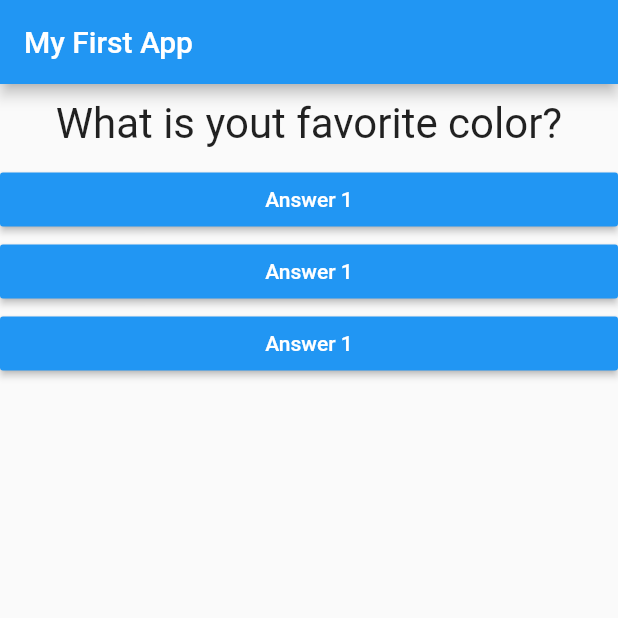
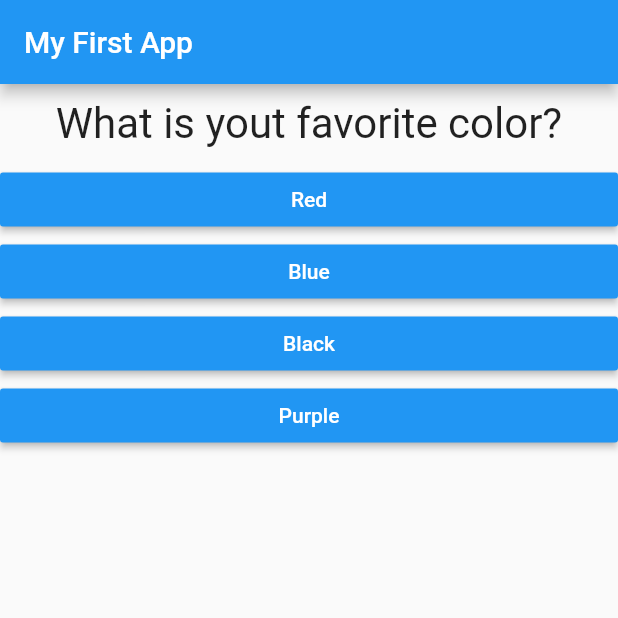
Before and after one commit to inhobaek-wj/flutter_quiz_app, a Flutter app: the screen it shows after launch, on a phone screen of 412 x 824 dp, the top half of it. Run offline on Flutter 3.47's test engine with Material 2 defaults, Android fonts, the phone set to English and light mode, and no system bars.

```diff
--- a/lib/answer.dart
+++ b/lib/answer.dart
@@ -3,8 +3,9 @@ import 'package:flutter/material.dart';
 class Answer extends StatelessWidget {
 
   final Function selectHandler;
+  final String answerText;
 
-  Answer(this.selectHandler);
+  Answer(this.selectHandler, this.answerText);
 
   @override
   Widget build(BuildContext context) {
@@ -13,8 +14,8 @@ class Answer extends StatelessWidget {
       child: RaisedButton(
         color: Colors.blue,
         textColor: Colors.white,
-        child: Text('Answer 1'),
-        onPressed: selectHandler,
+        child: Text(this.answerText),
+        onPressed: this.selectHandler,
       ),
     );
   }
--- a/lib/main.dart
+++ b/lib/main.dart
@@ -21,8 +21,15 @@ class MyApp extends StatefulWidget {
 class _MyAppState extends State<MyApp> { // State is generic, so it needs class pointer. Connection fo Widget.
 
   var _questions = [
-    'What is yout favorite color?',
-    'What is your favorite animal?'
+    {'questionText': 'What is yout favorite color?',
+      'answers': ['Red', 'Blue', 'Black', 'Purple']
+    },
+    {'questionText': 'What is your favorite animal?',
+      'answers': ['Pig', 'Dog', 'Rabbit', 'Lion']
+    },
+    {'questionText': 'What is your favorite movie?',
+      'answers': ['Parasite', 'Super map', 'Bat man', 'Iron man']
+    },
   ];
   int _questionIndex = 0;
 
@@ -43,12 +50,14 @@ class _MyAppState extends State<MyApp> { // State is generic, so it needs class
     return MaterialApp(home: Scaffold(
         appBar: AppBar(title: Text('My First App'),),
         body: Column(children: <Widget>[
-            Question(_questions[_questionIndex]),
-            Answer(answerQuetion),
-            Answer(answerQuetion),
-            Answer(answerQuetion),
-        ],),
-    ),);
+            Question(_questions[_questionIndex]['questionText']),
+            ...(_questions[_questionIndex]['answers'] as List<String>).map((answer) {
+                return Answer(answerQuetion, answer);
+            }).toList()
+          ],
+        ),
+      ),
+    );
   }
 
 }
```
